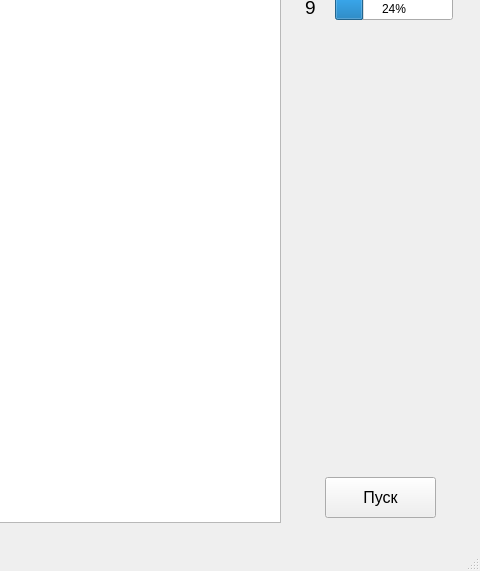
This is mainw.ui in zavalroman/simplenn as Qt 5 draws it before an edit; both pictures show x 625 to 1105 and y 383 to 954 of the 1105 by 954 pixel window. The edited form follows.
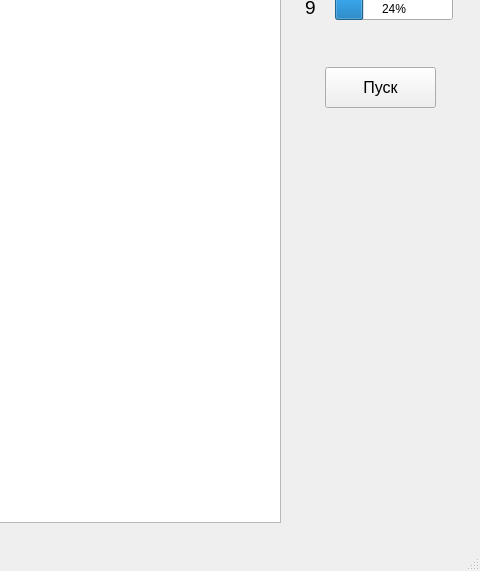
This is the edited form.

Diff of the .ui file:
```diff
--- a/mainw.ui
+++ b/mainw.ui
@@ -338,7 +338,7 @@
     <property name="geometry">
      <rect>
       <x>950</x>
-      <y>860</y>
+      <y>450</y>
       <width>111</width>
       <height>41</height>
      </rect>
```
